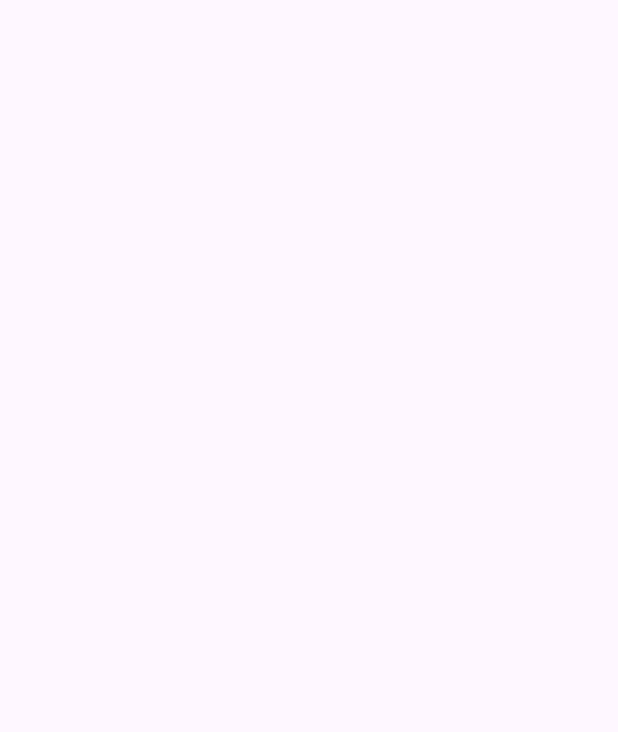
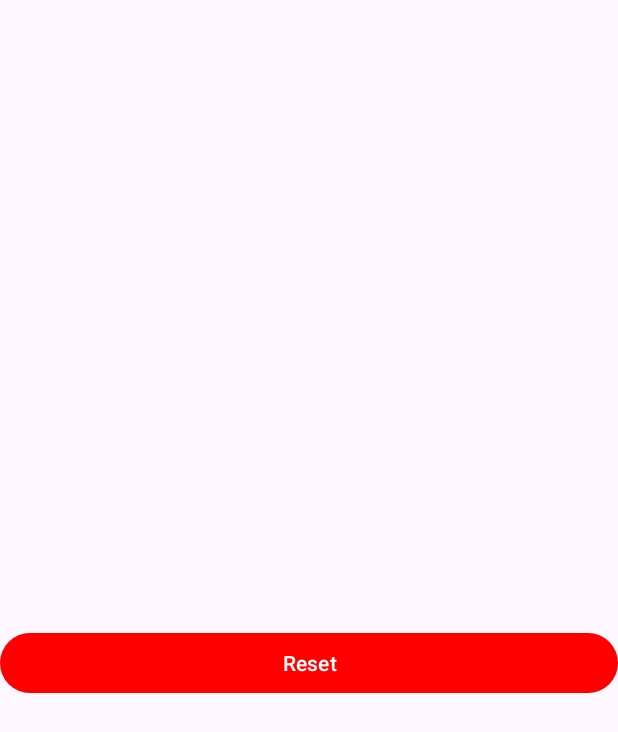
Before and after one commit to Momen-Assaf/Andriod-Lab, an Android app: the ResultActivity screen opened directly, with no data from a screen before it, on a phone screen of 412 x 824 dp. Before the commit the part shown is empty. Shown: the top 732 px of the screen. Run offline under Robolectric (Android 15) with nearby library versions, the phone set to English and light mode, and no system bars; 1 statement that could not run was skipped.

Commit message:
complete project

```diff
--- a/Todo1/app/src/main/java/edu/birzeit/todo1/ResultActivity.java
+++ b/Todo1/app/src/main/java/edu/birzeit/todo1/ResultActivity.java
@@ -1,6 +1,12 @@
 package edu.birzeit.todo1;
 
+import android.content.Intent;
+import android.content.res.ColorStateList;
+import android.graphics.Color;
 import android.os.Bundle;
+import android.view.View;
+import android.widget.Button;
+import android.widget.TextView;
 
 import androidx.activity.EdgeToEdge;
 import androidx.appcompat.app.AppCompatActivity;
@@ -15,10 +21,27 @@ public class ResultActivity extends AppCompatActivity {
         super.onCreate(savedInstanceState);
         EdgeToEdge.enable(this);
         setContentView(R.layout.activity_result);
-        ViewCompat.setOnApplyWindowInsetsListener(findViewById(R.id.main), (v, insets) -> {
-            Insets systemBars = insets.getInsets(WindowInsetsCompat.Type.systemBars());
-            v.setPadding(systemBars.left, systemBars.top, systemBars.right, systemBars.bottom);
-            return insets;
+
+        TextView outcome = findViewById(R.id.outcome);
+        TextView result = findViewById(R.id.score_result);
+        Button reset = findViewById(R.id.reset_button);
+        reset.setBackgroundTintList(ColorStateList.valueOf(Color.RED));
+
+        for(Player player : Player.playerArrayList) {
+            int res = player.getResult();
+            if (res > 3) outcome.setText("You Won!");
+            else outcome.setText("You Lost!");
+            result.setText(res + "/5");
+        }
+
+        reset.setOnClickListener(new View.OnClickListener() {
+            @Override
+            public void onClick(View v) {
+                Intent intent = new Intent(ResultActivity.this, MainActivity.class);
+                ResultActivity.this.startActivity(intent);
+                finish();
+            }
         });
+
     }
 }
--- a/Todo1/app/src/main/res/layout/activity_result.xml
+++ b/Todo1/app/src/main/res/layout/activity_result.xml
@@ -1,10 +1,51 @@
 <?xml version="1.0" encoding="utf-8"?>
-<androidx.constraintlayout.widget.ConstraintLayout xmlns:android="http://schemas.android.com/apk/res/android"
+<LinearLayout xmlns:android="http://schemas.android.com/apk/res/android"
     xmlns:app="http://schemas.android.com/apk/res-auto"
     xmlns:tools="http://schemas.android.com/tools"
     android:id="@+id/main"
     android:layout_width="match_parent"
     android:layout_height="match_parent"
+    android:orientation="vertical"
     tools:context=".ResultActivity">
 
-</androidx.constraintlayout.widget.ConstraintLayout>
+    <TextView
+        android:id="@+id/outcome"
+        android:layout_width="match_parent"
+        android:layout_height="wrap_content"
+        android:paddingTop="150sp"
+        android:textAlignment="center"
+        android:textSize="62sp" />
+
+    <LinearLayout
+        android:layout_width="match_parent"
+        android:layout_height="wrap_content"
+        android:orientation="horizontal">
+
+        <TextView
+            android:id="@+id/score_result"
+            android:layout_width="wrap_content"
+            android:layout_height="wrap_content"
+            android:layout_marginEnd="50sp"
+            android:layout_weight="1"
+            android:paddingVertical="50sp"
+            android:textAlignment="textEnd"
+            android:textSize="25sp" />
+
+    </LinearLayout>
+
+    <LinearLayout
+        android:layout_width="wrap_content"
+        android:layout_height="wrap_content"
+        android:orientation="vertical">
+
+    </LinearLayout>
+
+    <Button
+        android:id="@+id/reset_button"
+        android:layout_width="match_parent"
+        android:layout_height="wrap_content"
+        android:layout_marginVertical="50sp"
+        android:text="Reset"
+        android:textColor="#FFFFFF"
+        />
+</LinearLayout>
```
Also changed, not shown: Todo1/app/src/main/java/edu/birzeit/todo1/MainActivity.java (+11 -3 lines).
